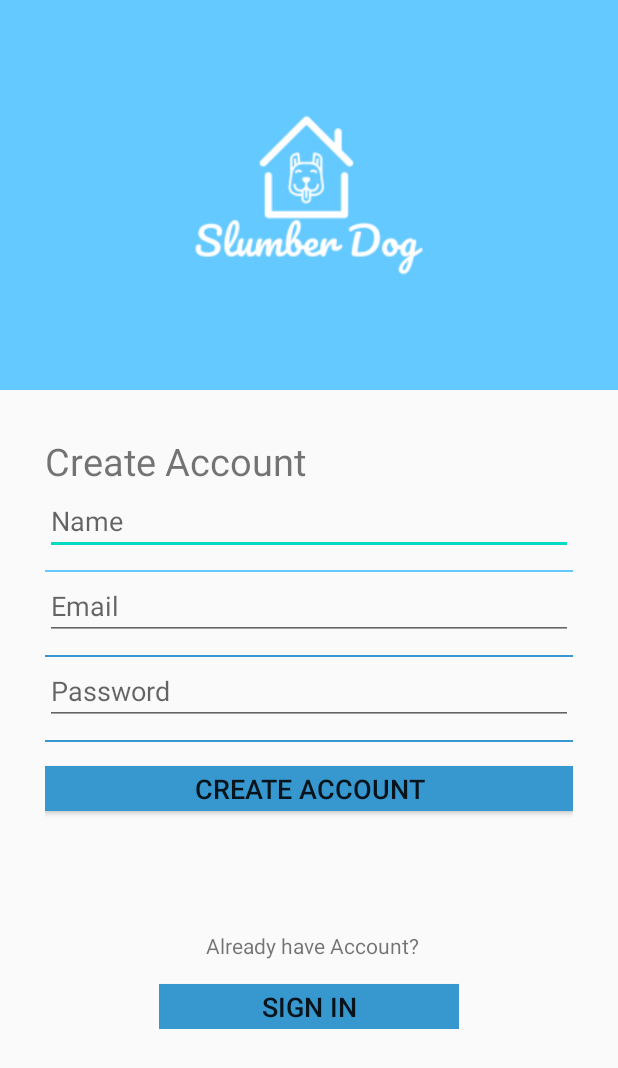
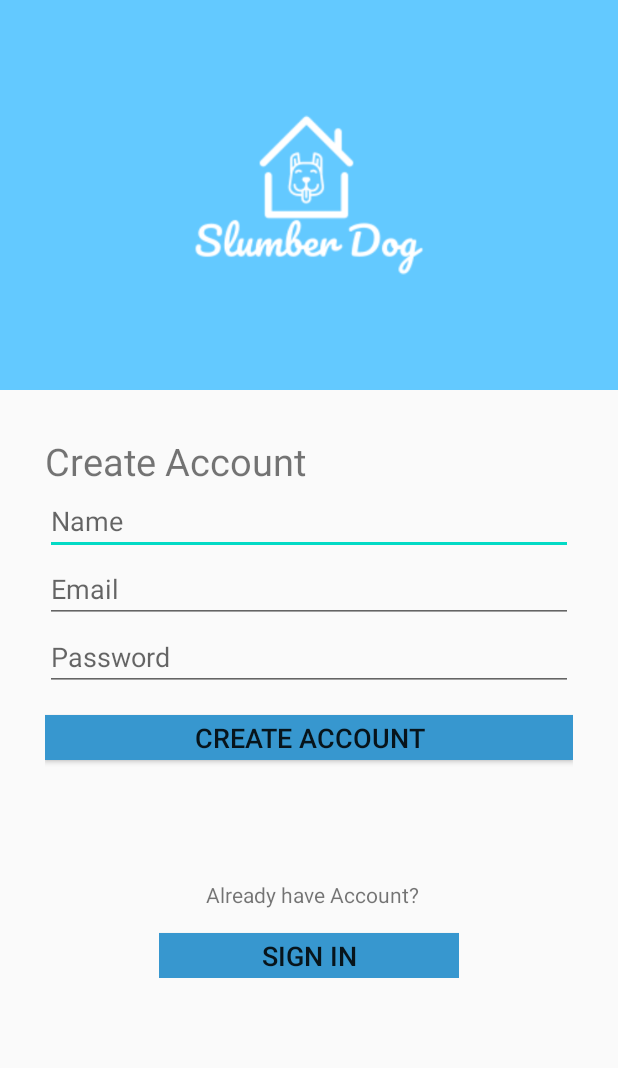
Before and after one commit to farhadbahrehmandhenry/AD340-team-project, an Android app: the CreateAccountActivity screen opened directly, with no data from a screen before it, on a phone screen of 412 x 824 dp. Shown: the top 1068 px of the screen. Run offline under Robolectric (Android 15) with nearby library versions, the phone set to English and light mode, and no system bars.

Commit message:
changed design for create_account_activity layout

```diff
--- a/app/src/main/res/layout/create_account_activity.xml
+++ b/app/src/main/res/layout/create_account_activity.xml
@@ -1,4 +1,11 @@
 <?xml version="1.0" encoding="utf-8"?>
+<ScrollView
+    xmlns:android="http://schemas.android.com/apk/res/android"
+    xmlns:app="http://schemas.android.com/apk/res-auto"
+    xmlns:tools="http://schemas.android.com/tools"
+    android:layout_width="match_parent"
+    android:layout_height="match_parent"
+    tools:context=".CreateAccountActivity">
  <RelativeLayout
         xmlns:android="http://schemas.android.com/apk/res/android"
         xmlns:app="http://schemas.android.com/apk/res-auto"
@@ -71,12 +78,6 @@
                             android:inputType="textPersonName"
                             android:autofillHints="@string/app_name" />
 
-                        <View
-                            android:layout_width="wrap_content"
-                            android:layout_height="@dimen/height1dp"
-                            android:layout_marginTop="@dimen/marginTop10"
-                            android:background="@color/gradStart">
-                        </View>
 
                         <EditText
                             android:id="@+id/email"
@@ -86,11 +87,6 @@
                             android:inputType="textEmailAddress"
                             android:textColor="@color/headings"
                             android:autofillHints="@string/email_signUp_Info" />
-                        <View
-                            android:layout_width="wrap_content"
-                            android:layout_height="@dimen/height1dp"
-                            android:layout_marginTop="@dimen/marginTop10"
-                            android:background="@color/headings"/>
 
                         <EditText
                             android:id="@+id/passwordCreateAccount"
@@ -100,13 +96,7 @@
                             android:inputType="textPassword"
                             android:textColor="@color/headings"
                             android:autofillHints="@string/hintPassowrd" />
-                        <View
-                            android:layout_width="wrap_content"
-                            android:layout_height="@dimen/height1dp"
-                            android:layout_marginTop="@dimen/marginTop10"
-                            android:background="@color/headings" >
 
-                        </View>
 
                         <Button
                             android:id="@+id/createAccountButton"
@@ -153,4 +143,6 @@
 
         </RelativeLayout>
 
-</RelativeLayout>
+    </RelativeLayout>
+
+</ScrollView>
--- a/app/src/main/res/values/strings.xml
+++ b/app/src/main/res/values/strings.xml
@@ -7,9 +7,7 @@
     <string name="email_signUp_Info">Email</string>
     <string name="already_have_account">Already have Account?</string>
     <string name="sign_in_crate_accountAct">SIGN IN</string>
-    <string name="create_account">CREATE ACCOUNT</string>
     <string name="hintPassowrd">Password Create Account</string>
-    <string name="password">Password</string>
     <string name="hintNameCreateAccount">Name</string>
     <string name="create_account_Text">Create Account</string>
     <string name="logo_image">Logo Image</string>
--- a/build.gradle
+++ b/build.gradle
@@ -5,7 +5,7 @@ buildscript {
         jcenter()
     }
     dependencies {
-        classpath "com.android.tools.build:gradle:3.6.2"
+        classpath 'com.android.tools.build:gradle:3.6.3'
         classpath 'com.google.gms:google-services:4.3.3'
         classpath 'org.jacoco:org.jacoco.core:0.7.9'
         // NOTE: Do not place your application dependencies here; they belong
```
Also changed, not shown: app/src/main/java/com/example/ad340_team_project/CreateAccountActivity.java (+8 -0 lines).
